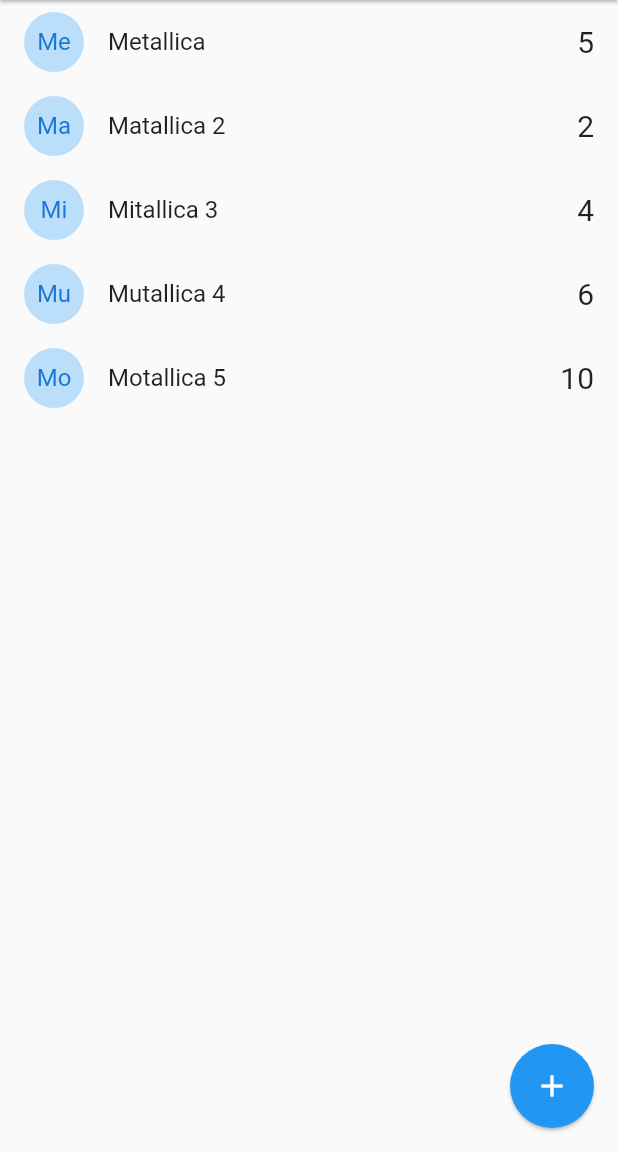
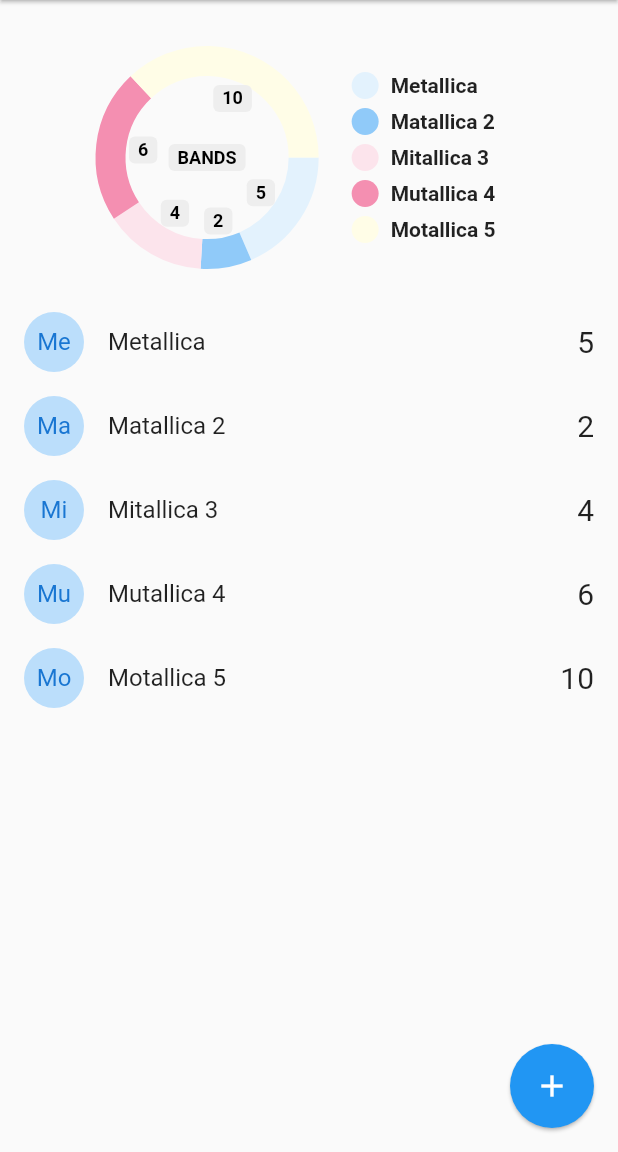
Before and after one commit to cesaroer/FlutterAvanzado, a Flutter app: the screen it shows after launch, on a phone screen of 412 x 824 dp, the part 84-1236 px from its top. Run offline on Flutter 3.47's test engine with Material 2 defaults, Android fonts, the phone set to English and light mode, and no system bars; drawn by our look-alikes of pie_chart; our stand-ins replace socket_io_client; network calls fail.

Commit message:
Added band graph

```diff
--- a/band_names/lib/pages/home.dart
+++ b/band_names/lib/pages/home.dart
@@ -4,6 +4,7 @@
 import 'package:band_names/services/socket_service.dart';
 import 'package:flutter/cupertino.dart';
 import 'package:flutter/material.dart';
+import 'package:pie_chart/pie_chart.dart';
 import 'package:provider/provider.dart';
 
 class HomePage extends StatefulWidget {
@@ -60,9 +61,16 @@
           )
         ],
       ),
-      body: ListView.builder(
-        itemCount: bands.length,
-        itemBuilder: (context, index) => bandTile(bands[index]),
+      body: Column(
+        children: [
+          _showGraph(),
+          Expanded(
+            child: ListView.builder(
+              itemCount: bands.length,
+              itemBuilder: (context, index) => bandTile(bands[index]),
+            ),
+          ),
+        ],
       ),
       floatingActionButton: FloatingActionButton(
         onPressed: addNewBand,
@@ -158,4 +166,58 @@
 
     Navigator.pop(context);
   }
+
+  Widget _showGraph() {
+    Map<String, double> dataMap = Map();
+
+    bands.forEach(
+      (element) {
+        dataMap.putIfAbsent(element.name, () => element.votes.toDouble());
+      },
+    );
+
+    final List<Color> colorList = [
+      Colors.blue[50]!,
+      Colors.blue[200]!,
+      Colors.pink[50]!,
+      Colors.pink[200]!,
+      Colors.yellow[50]!,
+      Colors.yellow[200]!,
+    ];
+
+    return Container(
+      padding: EdgeInsets.only(top: 10),
+      width: double.infinity,
+      height: 200,
+      child: PieChart(
+        dataMap: dataMap,
+        animationDuration: Duration(milliseconds: 800),
+        chartLegendSpacing: 32,
+        chartRadius: MediaQuery.of(context).size.width / 3.2,
+        colorList: colorList,
+        initialAngleInDegree: 0,
+        chartType: ChartType.ring,
+        ringStrokeWidth: 20,
+        centerText: "BANDS",
+        legendOptions: LegendOptions(
+          showLegendsInRow: false,
+          legendPosition: LegendPosition.right,
+          showLegends: true,
+          legendShape: BoxShape.circle,
+          legendTextStyle: TextStyle(
+            fontWeight: FontWeight.bold,
+          ),
+        ),
+        chartValuesOptions: ChartValuesOptions(
+          showChartValueBackground: true,
+          showChartValues: true,
+          showChartValuesInPercentage: false,
+          showChartValuesOutside: false,
+          decimalPlaces: 0,
+        ),
+        // gradientList: ---To add gradient colors---
+        // emptyColorGradient: ---Empty Color gradient---
+      ),
+    );
+  }
 }
--- a/band_names/pubspec.yaml
+++ b/band_names/pubspec.yaml
@@ -36,6 +36,7 @@
   cupertino_icons: ^1.0.2
   socket_io_client: ^1.0.2
   provider: ^6.0.5
+  pie_chart: ^5.3.2
 
 dev_dependencies:
   flutter_test:
```
Also changed, not shown: band_names/pubspec.lock.
